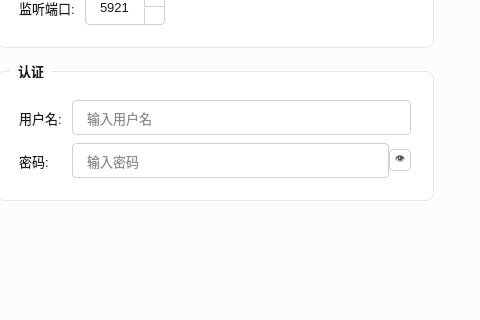
The window that src/ui/settingsdialog.ui (JiaYongChen/CrossRemoteDesktop) describes before a commit, drawn with Qt 5; both pictures show x 220 to 700 and y 81 to 401 of the 700 by 500 pixel window.
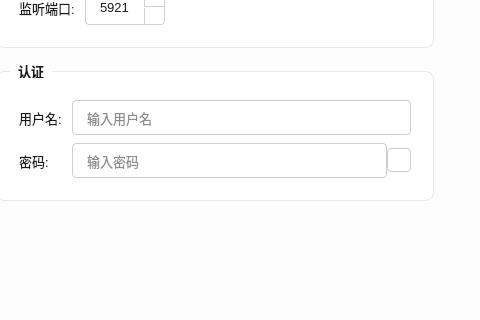
The same window after the commit. The open tabs and pages were chosen to show the change. Icons and pictures are not drawn.

Commit message: style: 密码切换按钮用 SVG 眼睛图标替代 emoji，22x22 大小，去除红色

Patch:
```diff
--- a/src/ui/settingsdialog.ui
+++ b/src/ui/settingsdialog.ui
@@ -316,10 +316,8 @@
     background-color: transparent;
     border: 1px solid #cfcfcf;
     border-radius: 4px;
-    width: 20px;
-    height: 20px;
-    font-size: 10px;
-    color: #555555;
+    width: 22px;
+    height: 22px;
 }
 
 QPushButton#togglePasswordBtn:hover {
@@ -757,9 +755,6 @@
                   </item>
                   <item>
                    <widget class="QPushButton" name="togglePasswordBtn">
-                    <property name="text">
-                     <string>👁</string>
-                    </property>
                     <property name="toolTip">
                      <string>显示/隐藏密码</string>
                     </property>
```
The commit also changes 5 other files.
